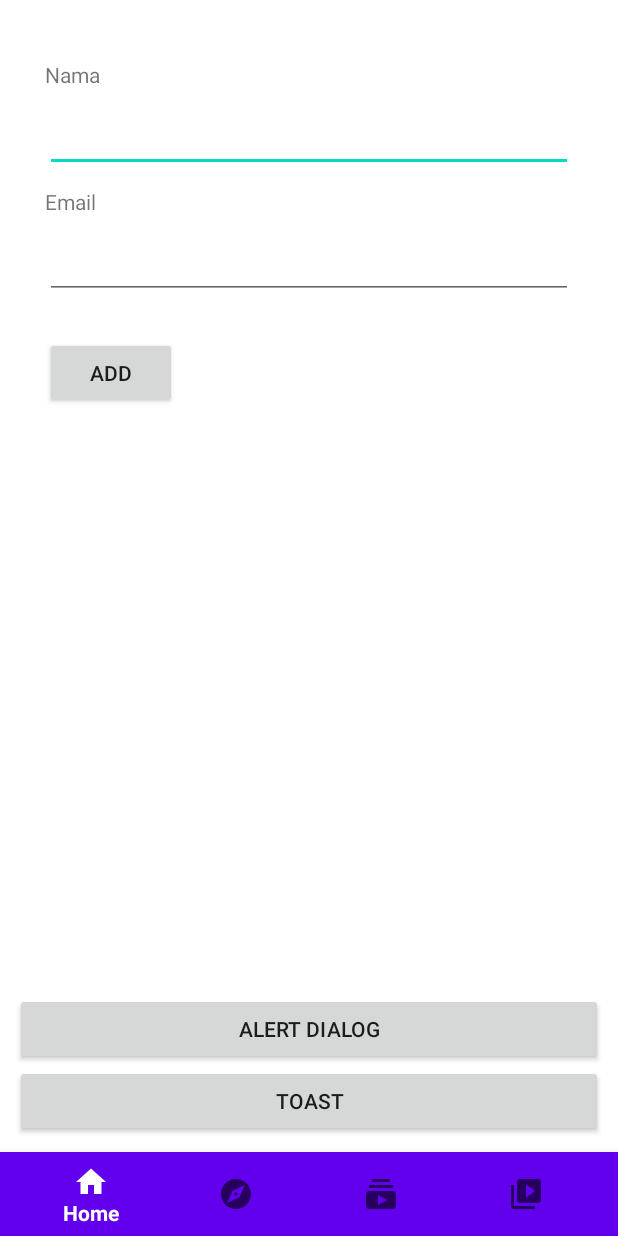
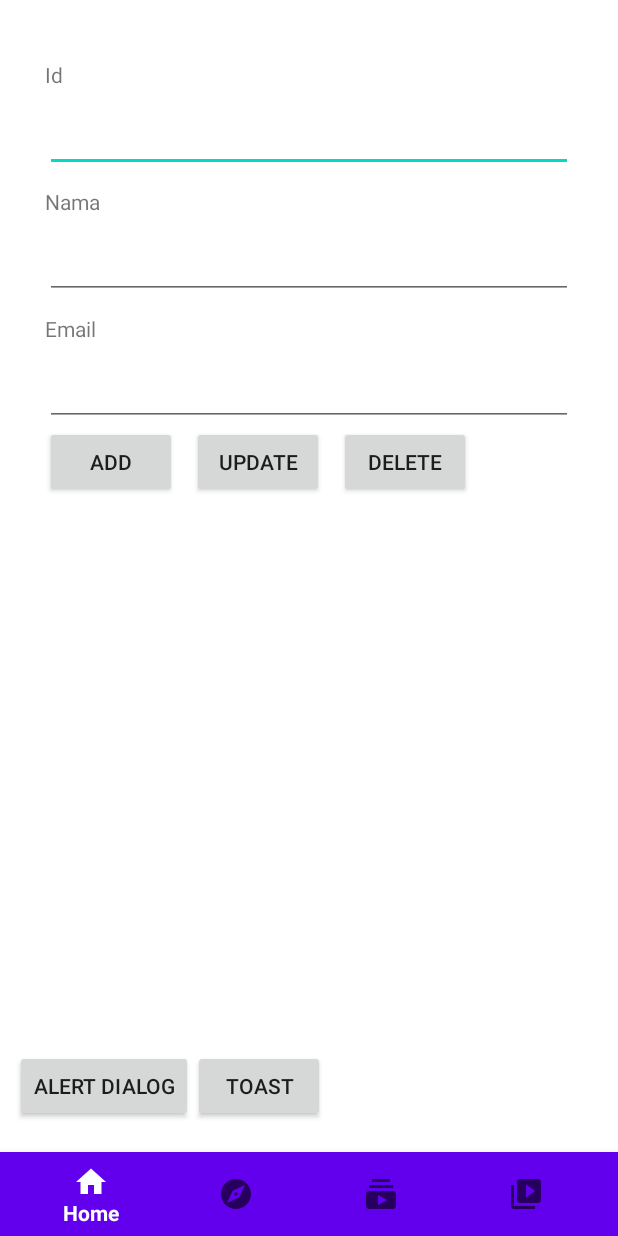
Before and after one commit to tantowi12/Belajar-Kotlin-1, an Android app: the HomeFragment screen opened directly, with no data from a screen before it, on a phone screen of 412 x 824 dp. Run offline under Robolectric (Android 15) with nearby library versions, the phone set to English and light mode, and no system bars; libraries missing offline, so code that uses them is left out: io.realm, io.realm.exceptions, io.realm.kotlin; 2 statements that could not run were skipped.

Commit message:
13 - update & delete data realm

```diff
--- a/app/src/main/AndroidManifest.xml
+++ b/app/src/main/AndroidManifest.xml
@@ -3,14 +3,15 @@
     package="com.example.belajarkotlindasar">
 
     <application
+        android:name=".MyApplication"
         android:allowBackup="true"
         android:icon="@mipmap/ic_launcher"
         android:label="@string/app_name"
         android:roundIcon="@mipmap/ic_launcher_round"
         android:supportsRtl="true"
-        android:name=".MyApplication"
         android:theme="@style/AppTheme">
-        <activity android:name=".DetailItem"></activity>
+        <activity android:name=".view_user"></activity>
+        <activity android:name=".DetailItem" />
         <activity android:name=".activity_home" />
         <activity android:name=".WalkThroughActivity" />
         <activity android:name=".SplashActivity">
--- a/app/src/main/res/layout/fragment_home.xml
+++ b/app/src/main/res/layout/fragment_home.xml
@@ -13,6 +13,18 @@
         android:layout_height="wrap_content"
         android:orientation="vertical"
         android:padding="20dp">
+
+        <TextView
+            android:layout_width="match_parent"
+            android:layout_height="wrap_content"
+            android:layout_marginTop="10dp"
+            android:text="Id" />
+
+        <EditText
+            android:id="@+id/et_id"
+            android:layout_width="match_parent"
+            android:layout_height="wrap_content"
+            android:layout_marginTop="10dp" />
 
         <TextView
             android:layout_width="match_parent"
@@ -38,12 +50,32 @@
             android:layout_height="wrap_content"
             android:layout_marginTop="10dp" />
 
+        <LinearLayout
+            android:layout_width="match_parent"
+            android:layout_height="wrap_content"
+            android:orientation="horizontal">
+
             <Button
                 android:id="@+id/btn_add1"
                 android:layout_width="wrap_content"
                 android:layout_height="wrap_content"
-            android:layout_marginTop="25dp"
                 android:text="add" />
+
+            <Button
+                android:id="@+id/btn_update"
+                android:layout_width="wrap_content"
+                android:layout_height="wrap_content"
+                android:layout_marginLeft="10dp"
+                android:text="update" />
+
+            <Button
+                android:id="@+id/btn_delete"
+                android:layout_width="wrap_content"
+                android:layout_height="wrap_content"
+                android:layout_marginLeft="10dp"
+                android:text="delete" />
+
+        </LinearLayout>
 
 <!--        <TextView-->
 <!--            android:id="@+id/tv_result"-->
@@ -57,23 +89,30 @@
         android:layout_width="match_parent"
         android:layout_height="match_parent"
         android:orientation="vertical"
-        android:layout_above="@id/btn_ad"
         android:layout_below="@+id/LLayout"
         android:layout_marginBottom="10dp"
         android:padding="10dp" />
 
+    <LinearLayout
+        android:layout_width="match_parent"
+        android:layout_height="wrap_content"
+        android:orientation="horizontal"
+        android:layout_alignBottom="@id/rvHasil">
+
         <Button
             android:id="@+id/btn_ad"
-        android:layout_width="match_parent"
+            android:layout_width="wrap_content"
             android:layout_height="wrap_content"
-        android:layout_above="@id/btn_toast"
             android:text="alert dialog" />
 
         <Button
             android:id="@+id/btn_toast"
-        android:layout_width="match_parent"
+            android:layout_width="wrap_content"
             android:layout_height="wrap_content"
             android:layout_alignParentBottom="true"
             android:text="toast"/>
 
+
+    </LinearLayout>
+
 </RelativeLayout>
--- a/app/src/main/res/layout/item_user.xml
+++ b/app/src/main/res/layout/item_user.xml
@@ -9,7 +9,7 @@
         android:layout_width="match_parent"
         android:layout_height="wrap_content"
         app:cardCornerRadius="5dp"
-        android:layout_margin="1dp">
+        android:layout_margin="5dp">
 
         <LinearLayout
             android:layout_width="match_parent"
```
Also changed, not shown: app/src/main/java/com/example/belajarkotlindasar/HomeFragment.kt (+19 -0 lines), app/src/main/java/com/example/belajarkotlindasar/view_user.kt (added, +11 -0 lines), app/src/main/res/layout/activity_view_user.xml (added, +15 -0 lines). Lines whose indentation alone changed are shown as unchanged.
